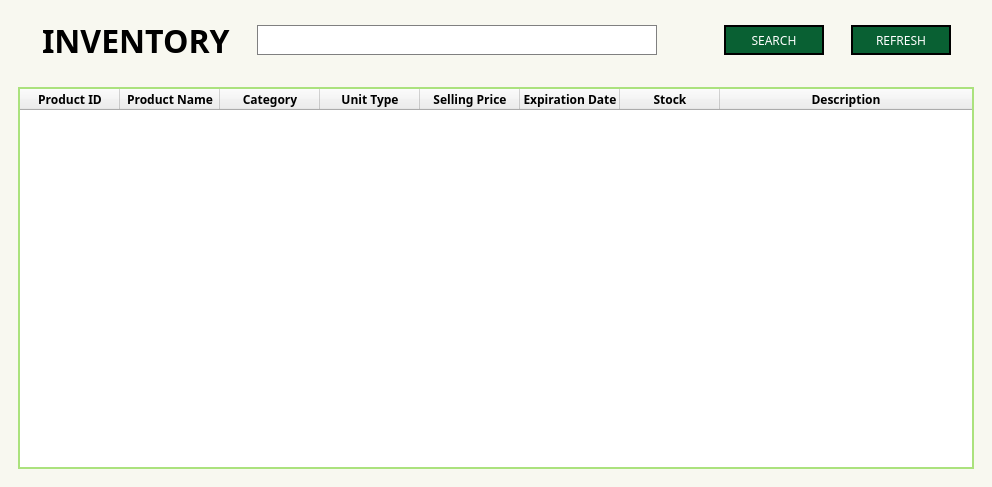
Qt form Screens/MainMenuScreens/Inventory/Inventory.ui (Bideiro/Ranil_project_py) before a commit.
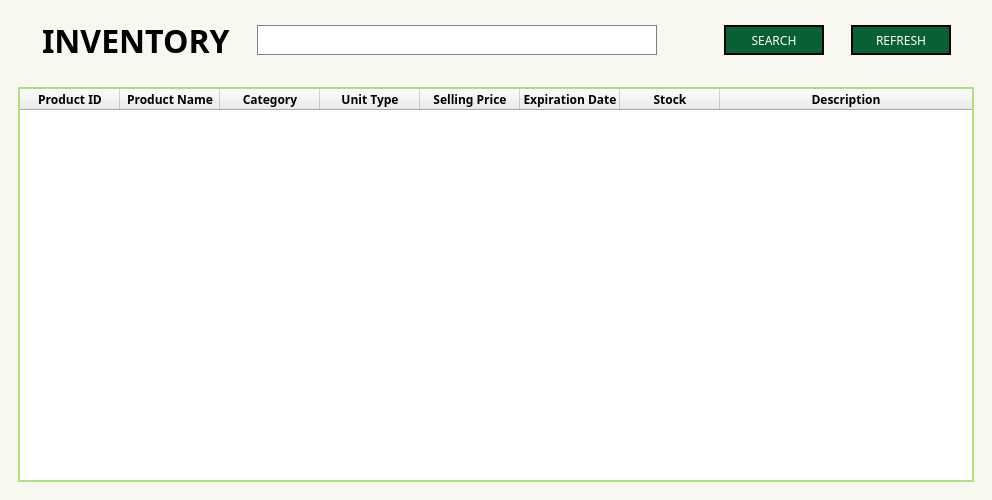
The same form after that commit.

Diff of the .ui file:
```diff
--- a/Screens/MainMenuScreens/Inventory/Inventory.ui
+++ b/Screens/MainMenuScreens/Inventory/Inventory.ui
@@ -7,7 +7,7 @@
     <x>0</x>
     <y>0</y>
     <width>950</width>
-    <height>487</height>
+    <height>500</height>
    </rect>
   </property>
   <property name="windowTitle">
```
